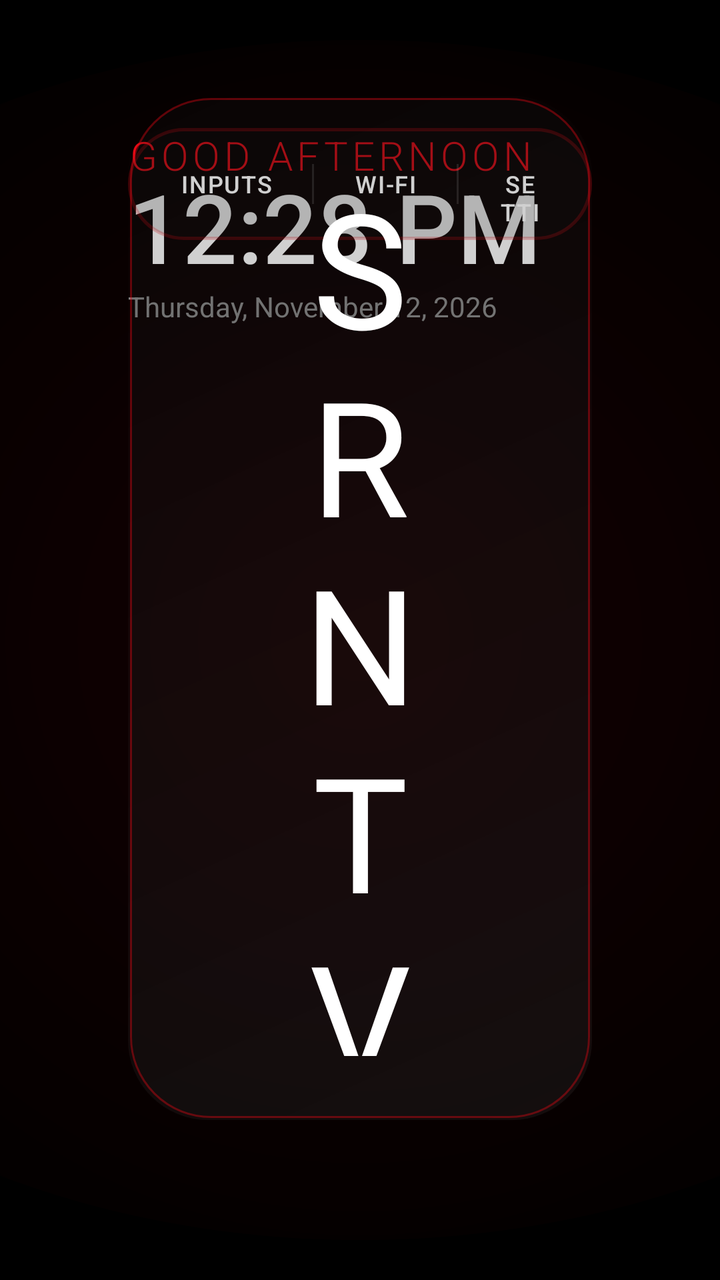
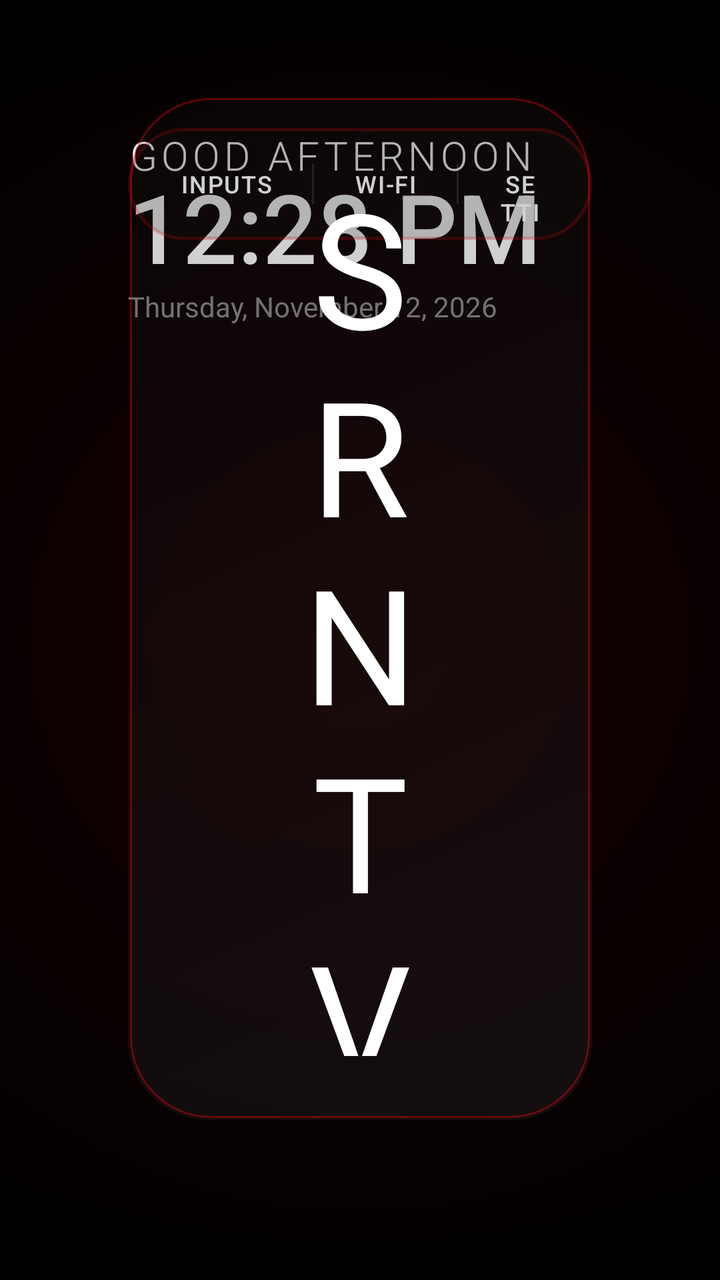

Before-and-after screenshots of an Android layout around one commit, followed by the original layout XML and the change that was made.
<!-- AndroidManifest.xml: application theme Theme.SRNTV -->
<!-- res/layout/activity_launcher.xml -->
<?xml version="1.0" encoding="utf-8"?>
<FrameLayout xmlns:android="http://schemas.android.com/apk/res/android"
    android:id="@+id/root_view"
    android:layout_width="match_parent"
    android:layout_height="match_parent"
    android:background="#000000"
    android:fitsSystemWindows="false"
    android:clipChildren="false"
    android:clipToPadding="false">

    
    <ImageView
        android:id="@+id/iv_wallpaper"
        android:layout_width="match_parent"
        android:layout_height="match_parent"
        android:scaleType="centerCrop" />

    
    <View
        android:layout_width="match_parent"
        android:layout_height="match_parent"
        android:background="#80000000" />

    
    <FrameLayout
        android:layout_width="match_parent"
        android:layout_height="match_parent"
        android:padding="64dp"
        android:clipChildren="false"
        android:clipToPadding="false">

        
        <View
            android:layout_width="800dp"
            android:layout_height="600dp"
            android:layout_gravity="center"
            android:alpha="0.6"
            android:background="@drawable/ambient_red_glow" />

        
        <LinearLayout
            android:layout_width="wrap_content"
            android:layout_height="wrap_content"
            android:layout_gravity="top|start"
            android:orientation="vertical">

            <TextView
                android:id="@+id/tv_greeting"
                android:layout_width="wrap_content"
                android:layout_height="wrap_content"
                android:fontFamily="sans-serif-light"
                android:letterSpacing="0.1"
                android:text="Good Afternoon"
                android:textAllCaps="true"
                android:textColor="#E50914"
                android:textSize="20sp" />

            <TextView
                android:id="@+id/tv_time"
                android:layout_width="wrap_content"
                android:layout_height="wrap_content"
                android:layout_marginTop="-4dp"
                android:fontFamily="sans-serif-medium"
                android:includeFontPadding="false"
                android:text="12:28 PM"
                android:textColor="#FFFFFF"
                android:textSize="48sp" />

            <TextView
                android:id="@+id/tv_date"
                android:layout_width="wrap_content"
                android:layout_height="wrap_content"
                android:fontFamily="sans-serif"
                android:text="Thursday, November 12, 2026"
                android:textColor="#888888"
                android:textSize="14sp" />
        </LinearLayout>

        
        <LinearLayout
            android:id="@+id/quick_settings_container"
            android:layout_width="wrap_content"
            android:layout_height="wrap_content"
            android:layout_gravity="top|end"
            android:background="@drawable/glass_pill_bg"
            android:orientation="horizontal"
            android:padding="6dp">

            <TextView
                android:id="@+id/btn_inputs"
                android:layout_width="wrap_content"
                android:layout_height="44dp"
                android:background="@drawable/quick_setting_btn_normal"
                android:clickable="true"
                android:focusable="true"
                android:fontFamily="sans-serif-medium"
                android:gravity="center"
                android:letterSpacing="0.05"
                android:paddingStart="20dp"
                android:paddingEnd="20dp"
                android:text="INPUTS"
                android:textColor="#FFFFFF"
                android:textSize="12sp" />

            <View
                android:layout_width="1dp"
                android:layout_height="20dp"
                android:layout_gravity="center_vertical"
                android:background="#20FFFFFF" />

            <TextView
                android:id="@+id/btn_wifi"
                android:layout_width="wrap_content"
                android:layout_height="44dp"
                android:background="@drawable/quick_setting_btn_normal"
                android:clickable="true"
                android:focusable="true"
                android:fontFamily="sans-serif-medium"
                android:gravity="center"
                android:letterSpacing="0.05"
                android:paddingStart="20dp"
                android:paddingEnd="20dp"
                android:text="WI-FI"
                android:textColor="#FFFFFF"
                android:textSize="12sp" />

            <View
                android:layout_width="1dp"
                android:layout_height="20dp"
                android:layout_gravity="center_vertical"
                android:background="#20FFFFFF" />

            <TextView
                android:id="@+id/btn_settings"
                android:layout_width="wrap_content"
                android:layout_height="44dp"
                android:background="@drawable/quick_setting_btn_normal"
                android:clickable="true"
                android:focusable="true"
                android:fontFamily="sans-serif-medium"
                android:gravity="center"
                android:letterSpacing="0.05"
                android:paddingStart="20dp"
                android:paddingEnd="20dp"
                android:text="SETTINGS"
                android:textColor="#FFFFFF"
                android:textSize="12sp" />
        </LinearLayout>

        
        <LinearLayout
            android:layout_width="match_parent"
            android:layout_height="wrap_content"
            android:layout_gravity="center"
            android:gravity="center"
            android:orientation="vertical">

            <FrameLayout
                android:layout_width="wrap_content"
                android:layout_height="wrap_content"
                android:background="@drawable/glass_pill_main"
                android:elevation="16dp"
                android:paddingStart="64dp"
                android:paddingTop="32dp"
                android:paddingEnd="64dp"
                android:paddingBottom="32dp">

                <TextView
                    android:id="@+id/tv_app_name"
                    android:layout_width="wrap_content"
                    android:layout_height="wrap_content"
                    android:layout_gravity="center"
                    android:clickable="true"
                    android:focusable="true"
                    android:focusableInTouchMode="true"
                    android:fontFamily="@font/pricedow"
                    android:gravity="center"
                    android:letterSpacing="0.05"
                    android:maxWidth="800dp"
                    android:text="SRNTV"
                    android:textColor="#FFFFFF"
                    android:textSize="80sp" />

            </FrameLayout>

            <TextView
                android:id="@+id/tv_hint"
                android:layout_width="wrap_content"
                android:layout_height="wrap_content"
                android:layout_marginTop="32dp"
                android:fontFamily="sans-serif-medium"
                android:letterSpacing="0.2"
                android:text="PRESS OK TO OPEN"
                android:textColor="#40FFFFFF"
                android:textSize="14sp" />

        </LinearLayout>

    </FrameLayout>

</FrameLayout>
<!-- resources referenced by this layout -->
<resources>
  <!-- drawable ambient_red_glow (drawable) -->
  <?xml version="1.0" encoding="utf-8"?>
  <shape xmlns:android="http://schemas.android.com/apk/res/android"
      android:shape="oval">
      <gradient
          android:centerX="0.5"
          android:centerY="0.5"
          android:gradientRadius="400dp"
          android:startColor="#25E50914"
          android:endColor="#00000000"
          android:type="radial" />
  </shape>
  <!-- drawable glass_pill_bg (drawable) -->
  <?xml version="1.0" encoding="utf-8"?>
  <shape xmlns:android="http://schemas.android.com/apk/res/android"
      android:shape="rectangle">
      
      <solid android:color="#26181818" />
      <corners android:radius="40dp" />
      
      <stroke
          android:width="1.5dp"
          android:color="#40E50914" />
  </shape>
  <!-- drawable glass_pill_main (drawable) -->
  <?xml version="1.0" encoding="utf-8"?>
  <layer-list xmlns:android="http://schemas.android.com/apk/res/android">
      
      <item>
          <shape android:shape="rectangle">
              <corners android:radius="40dp" />
              <gradient
                  android:angle="135"
                  android:endColor="#00FFFFFF"
                  android:startColor="#0DFFFFFF" />
          </shape>
      </item>
      
      <item android:bottom="1dp" android:left="1dp" android:right="1dp" android:top="1dp">
          <shape android:shape="rectangle">
              <solid android:color="#33181818" />
              <corners android:radius="40dp" />
              <stroke
                  android:width="1dp"
                  android:color="#66E50914" />
          </shape>
      </item>
  </layer-list>
  <!-- drawable quick_setting_btn_normal (drawable) -->
  <?xml version="1.0" encoding="utf-8"?>
  <shape xmlns:android="http://schemas.android.com/apk/res/android"
      android:shape="rectangle">
      <solid android:color="#00000000" />
      <corners android:radius="14dp" />
  </shape>
  <style name="Theme.SRNTV" parent="Theme.AppCompat.NoActionBar">
          <item name="android:windowBackground">@android:color/black</item>
          <item name="android:colorBackground">@android:color/black</item>
          <item name="android:windowNoTitle">true</item>
          <item name="android:windowFullscreen">true</item>
          <item name="android:windowContentOverlay">@null</item>
          <item name="android:backgroundDimEnabled">false</item>
      </style>
</resources>

<!-- the commit's change to res/layout/activity_launcher.xml (unified diff, before → after) -->
@@ -52,7 +52,7 @@
                 android:letterSpacing="0.1"
                 android:text="Good Afternoon"
                 android:textAllCaps="true"
-                android:textColor="#E50914"
+                android:textColor="#FFFFFF"
                 android:textSize="20sp" />
 
             <TextView
